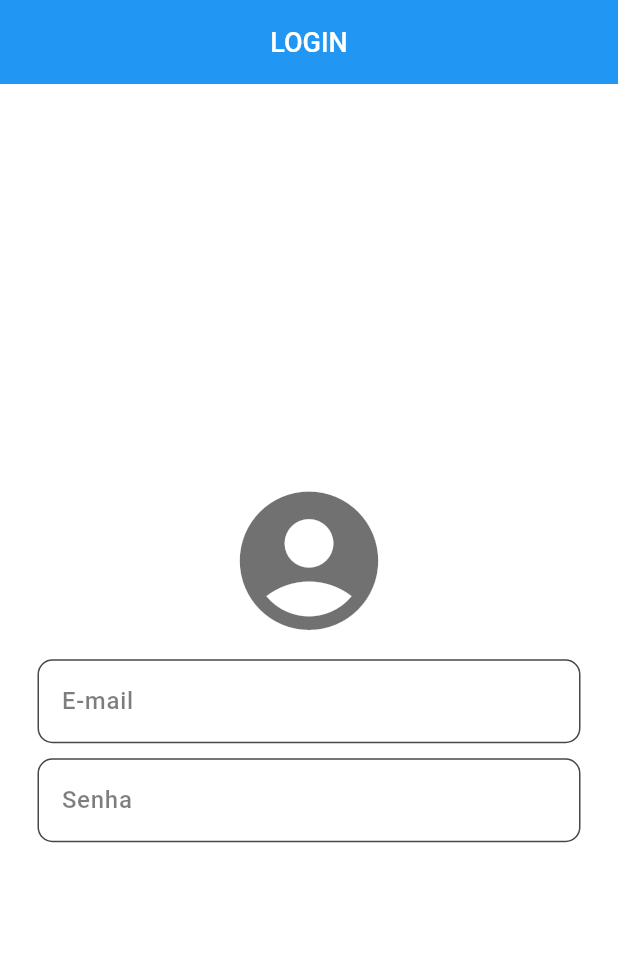
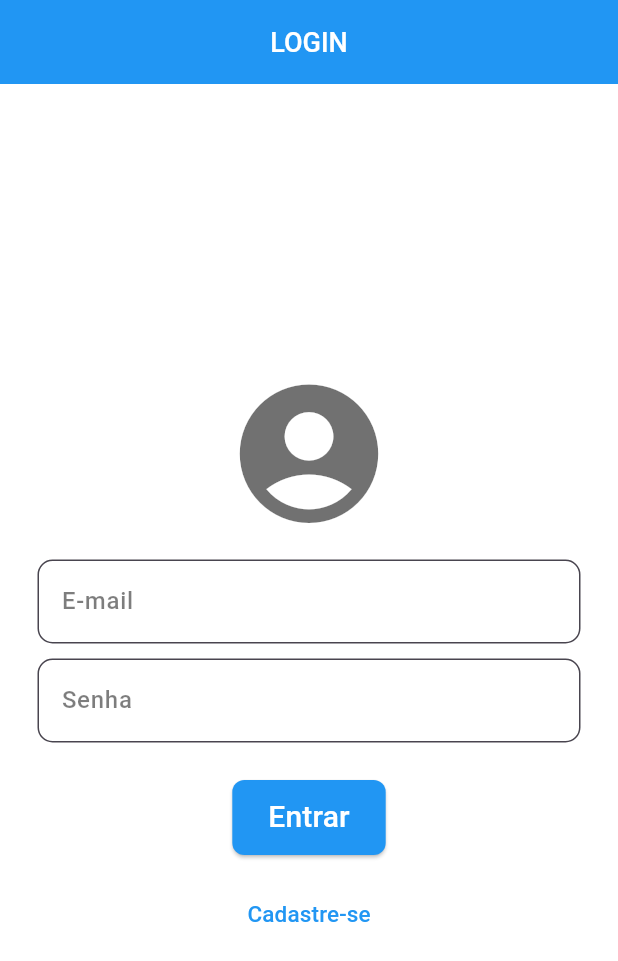
Before and after one commit to Pedro-phaf/primeiro_app, a Flutter app: the screen it shows after launch, on a phone screen of 412 x 824 dp. Shown: the top 961 px of the screen. Run offline on Flutter 3.47's test engine with Material 3 defaults, Android fonts, the phone set to English and light mode, and no system bars.

Commit message:
Criação do botão de login
Criação do botão de login e do botão de cadastro,

```diff
--- a/lib/main.dart
+++ b/lib/main.dart
@@ -17,6 +17,7 @@ class Login extends StatefulWidget {
 }
 
 class _LoginState extends State<Login> {
+
   @override
   Widget build(BuildContext context) {
     return Scaffold(
@@ -34,7 +35,7 @@ class _LoginState extends State<Login> {
       ),
       body: Center(
         child: SingleChildScrollView(
-          padding: EdgeInsets.fromLTRB(25, 0, 25, 0),
+          padding: const EdgeInsets.fromLTRB(25, 0, 25, 0),
           child: Form(
             child: Column(
               children: [
@@ -43,7 +44,9 @@ class _LoginState extends State<Login> {
                   color: Color.fromARGB(142, 0, 0, 0),
                   size: 111,
                 ),
-                SizedBox(height: 10,),
+                const SizedBox(
+                  height: 15,
+                ),
                 TextFormField(
                   decoration: InputDecoration(
                       hintText: "E-mail",
@@ -63,7 +66,9 @@ class _LoginState extends State<Login> {
                     fontSize: 16,
                   ),
                 ),
-SizedBox(height: 10,),
+                const SizedBox(
+                  height: 10,
+                ),
                 TextFormField(
                   decoration: InputDecoration(
                       hintText: "Senha",
@@ -84,6 +89,37 @@ SizedBox(height: 10,),
                   ),
                   obscureText: true,
                 ),
+                const SizedBox(
+                  height: 15,
+                ),
+                Padding(
+                    padding: const EdgeInsets.only(top: 10, bottom: 15),
+                    child: SizedBox(
+                      height: 50,
+                      child: ElevatedButton(
+                          onPressed: () {},
+                          style: ElevatedButton.styleFrom(
+                              backgroundColor: Colors.blue,
+                              shape: RoundedRectangleBorder(
+                                borderRadius: BorderRadius.circular(8),
+                              )),
+                          child: const Text(
+                            "Entrar",
+                            style: TextStyle(
+                              color: Colors.white,
+                              fontSize: 20,
+                            ),
+                          )),
+                    )),
+                TextButton(
+                    onPressed: () {},
+                    child: const Text(
+                      "Cadastre-se",
+                      style: TextStyle(
+                        color: Colors.blue,
+                        fontSize: 15,
+                      ),
+                    ))
               ],
             ),
           ),
```
